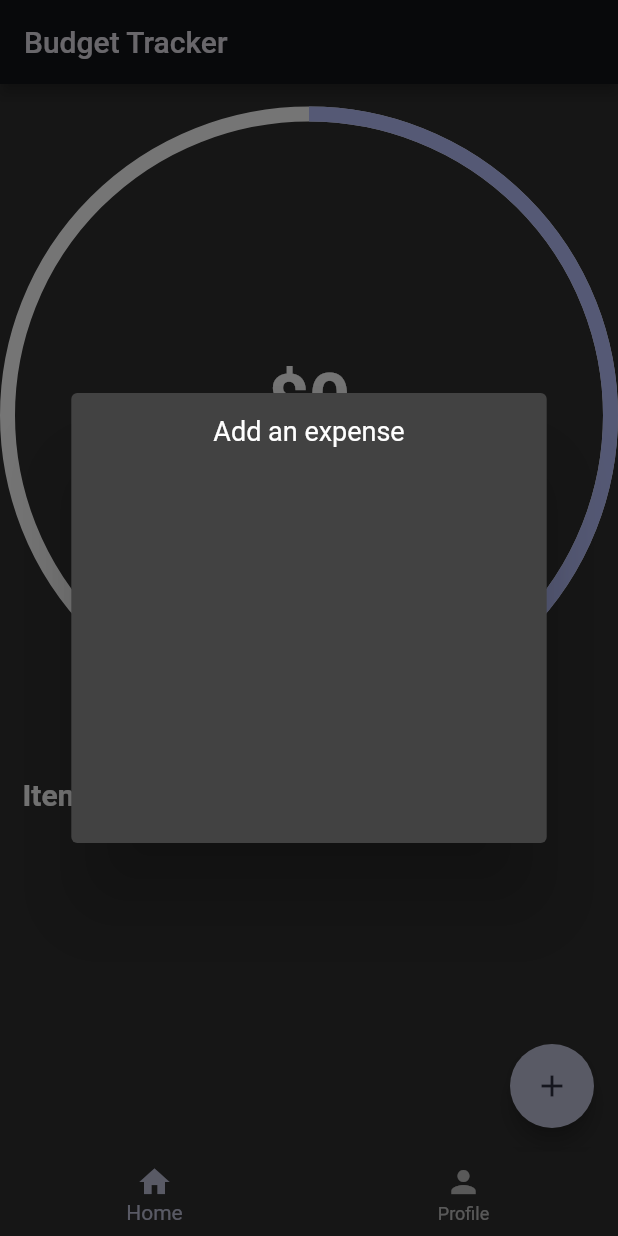
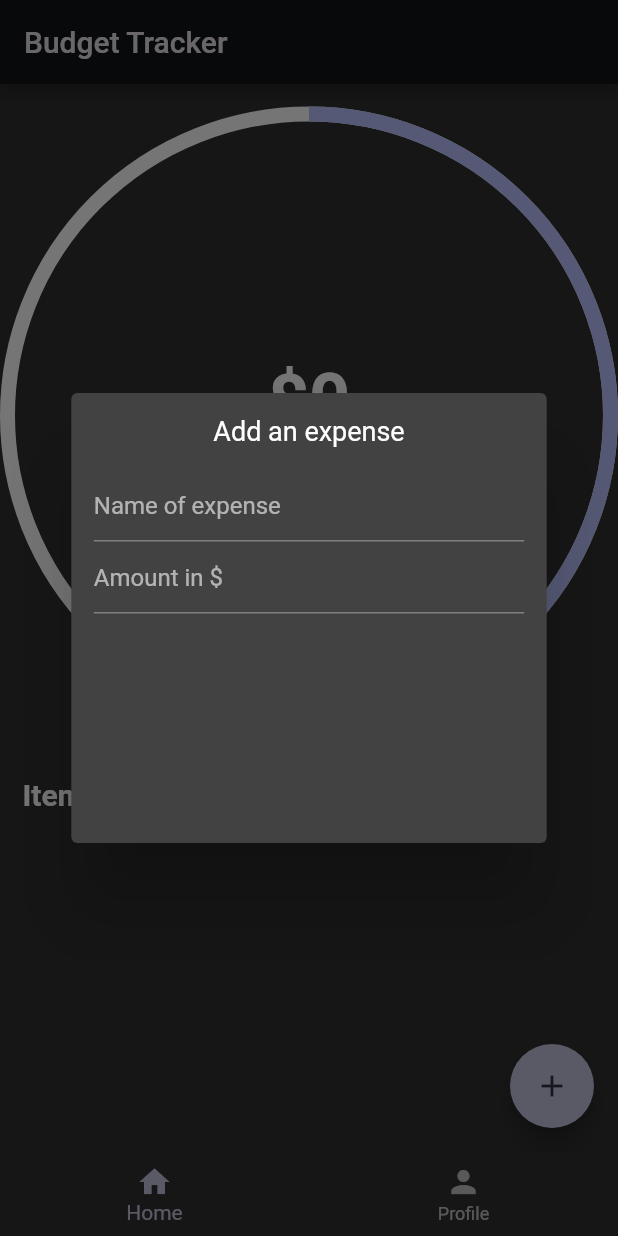
Before and after one commit to ssonhub/budget_tracker, a Flutter app: the screen it shows after launch, after a tap on the "add" icon, on a phone screen of 412 x 824 dp. Run offline on Flutter 3.47's test engine with Material 2 defaults, Android fonts, the phone set to English and light mode, and no system bars; drawn by our look-alikes of percent_indicator.

Commit message:
initialize input

```diff
--- a/budget_tracker/lib/model/add_dialog.dart
+++ b/budget_tracker/lib/model/add_dialog.dart
@@ -1,11 +1,10 @@
 import 'package:budget_tracker/model/transaction_item.dart';
 import 'package:flutter/material.dart';
-
-/* This widget will have an Function(TransactionItem) itemToAdd that will
-serve as a callback for when we press the Add Button */
+import 'package:flutter/services.dart';
 
 class AddTransactionDialog extends StatefulWidget {
   final Function(TransactionItem) itemToAdd;
+
   const AddTransactionDialog({super.key, required this.itemToAdd});
 
   @override
@@ -13,6 +12,12 @@ class AddTransactionDialog extends StatefulWidget {
 }
 
 class _AddTransactionDialogState extends State<AddTransactionDialog> {
+  /* we need to create that controller and we can do that in the body of
+  our stateful widget. Let's call it itemTitleController and
+  initialize it with TextEditingController() */
+  final TextEditingController itemTitleController = TextEditingController();
+  final TextEditingController amountController = TextEditingController();
+
   @override
   Widget build(BuildContext context) {
     return Dialog(
@@ -22,13 +27,25 @@ class _AddTransactionDialogState extends State<AddTransactionDialog> {
         child: Padding(
           padding: const EdgeInsets.all(15.0),
           child: Column(
-            children: const [
-              Text(
+            children: [
+              const Text(
                 "Add an expense",
                 style: TextStyle(fontSize: 18),
               ),
-              SizedBox(
+              const SizedBox(
                 height: 15,
+              ),
+              const TextField(
+                // controller: itemTitleController,
+                decoration: InputDecoration(hintText: "Name of expense"),
+              ),
+              TextField(
+                // controller: amountController,
+                keyboardType: TextInputType.number,
+                inputFormatters: <TextInputFormatter>[
+                  FilteringTextInputFormatter.digitsOnly
+                ],
+                decoration: const InputDecoration(hintText: "Amount in \$"),
               ),
             ],
           ),
--- a/budget_tracker/lib/pages/home_page.dart
+++ b/budget_tracker/lib/pages/home_page.dart
@@ -2,10 +2,6 @@ import 'package:budget_tracker/model/add_dialog.dart';
 import 'package:budget_tracker/model/transaction_item.dart';
 import 'package:flutter/material.dart';
 import 'package:percent_indicator/circular_percent_indicator.dart';
-
-/* For us to be able to display the cards when we click a button,
- we need some sort of state management that holds the List of cards
- being displayed on the screen */
 
 class HomePage extends StatefulWidget {
   const HomePage({super.key});
@@ -15,9 +11,6 @@ class HomePage extends StatefulWidget {
 }
 
 class _HomePageState extends State<HomePage> {
-  /* Let's create a list of transaction items to be displayed now.
-  we'll add and remove from that List to be able to populate our transactions.
-  The List will be of TransactionItem and will be empty to start */
   List<TransactionItem> items = [];
 
   @override
@@ -26,9 +19,6 @@ class _HomePageState extends State<HomePage> {
     return Scaffold(
       floatingActionButton: FloatingActionButton(
         onPressed: () {
-          /* showDialog function takes in context and a builder as parameters.
-          The builder just builds(returns) the AddTransactionDialog that we created
-          AddTransactionDialog takes in an Function */
           showDialog(
             context: context,
             builder: (context) {
@@ -82,18 +72,6 @@ class _HomePageState extends State<HomePage> {
                 const SizedBox(
                   height: 10,
                 ),
-
-                /* you want the entire screen to be scrollable, not just the list
-      (whwere you could achieve it with a ListView.builder())
-
-      we'll call a generate method that is part of the List. This method takes
-      in the size of the list as a parameter and provides a generator, which is
-      just a callback with an int parameter representing the index that
-      returns an index for each item */
-
-                /* The only problem with this code is that it returns a List<Widget> and
-      our column won't accept that. Thankfully we can use the spread operator (...) */
-
                 ...List.generate(
                   items.length,
                   (index) => TransactionCard(
```
